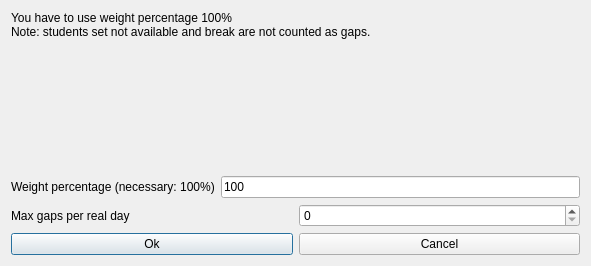
vonmecheln/fet, file fet/src/interface/modifyconstraintstudentsmaxgapsperrealdayform_template.ui: the form before one commit.
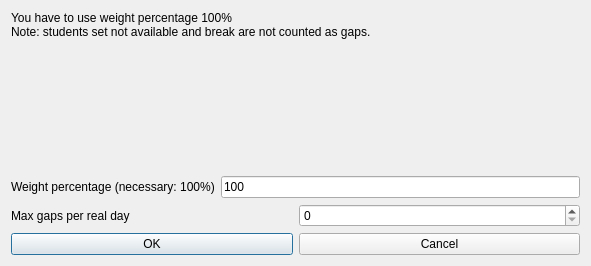
The form after the commit.

The edit to the form file:
```diff
--- a/fet/src/interface/modifyconstraintstudentsmaxgapsperrealdayform_template.ui
+++ b/fet/src/interface/modifyconstraintstudentsmaxgapsperrealdayform_template.ui
@@ -102,7 +102,7 @@
      <item>
       <widget class="QPushButton" name="okPushButton">
        <property name="text">
-        <string>Ok</string>
+        <string>OK</string>
        </property>
       </widget>
      </item>
```
